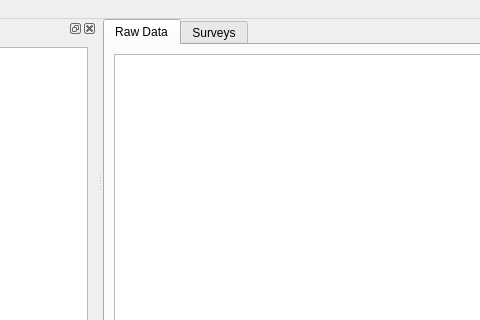
Old version of the form analyzer/mainwindow.ui in the repository KDE/kuserfeedback; both pictures show x 177 to 657 and y 0 to 320 of the 800 by 600 pixel window.
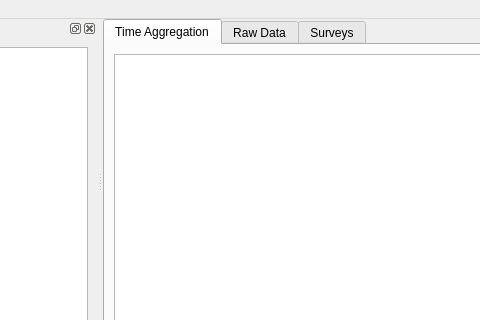
New version of the form.

Commit message: Add basic time aggregation model.

The edit to the form file:
```diff
--- a/analyzer/mainwindow.ui
+++ b/analyzer/mainwindow.ui
@@ -32,6 +32,16 @@
       <property name="currentIndex">
        <number>0</number>
       </property>
+      <widget class="QWidget" name="timeAggregationTab">
+       <attribute name="title">
+        <string>Time Aggregation</string>
+       </attribute>
+       <layout class="QVBoxLayout" name="verticalLayout_6">
+        <item>
+         <widget class="QTableView" name="timeAggregationView"/>
+        </item>
+       </layout>
+      </widget>
       <widget class="QWidget" name="dataTab">
        <attribute name="title">
         <string>Raw Data</string>
```
The commit also changes 5 other files.
